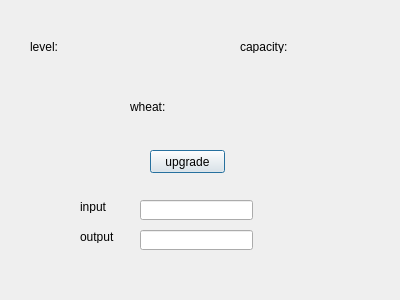
Before: the Qt Designer form dialogsilo.ui in slotfi909/heyDay, drawn with Qt 5.
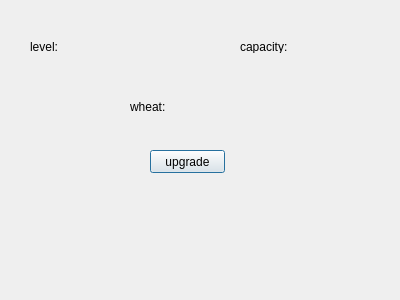
After: the same form once the commit is applied.

Patch:
```diff
--- a/dialogsilo.ui
+++ b/dialogsilo.ui
@@ -104,52 +104,6 @@
     <string>upgrade</string>
    </property>
   </widget>
-  <widget class="QLabel" name="label_7">
-   <property name="geometry">
-    <rect>
-     <x>80</x>
-     <y>200</y>
-     <width>47</width>
-     <height>13</height>
-    </rect>
-   </property>
-   <property name="text">
-    <string>input</string>
-   </property>
-  </widget>
-  <widget class="QLabel" name="label_8">
-   <property name="geometry">
-    <rect>
-     <x>80</x>
-     <y>230</y>
-     <width>47</width>
-     <height>13</height>
-    </rect>
-   </property>
-   <property name="text">
-    <string>output</string>
-   </property>
-  </widget>
-  <widget class="QLineEdit" name="lineEdit">
-   <property name="geometry">
-    <rect>
-     <x>140</x>
-     <y>200</y>
-     <width>113</width>
-     <height>20</height>
-    </rect>
-   </property>
-  </widget>
-  <widget class="QLineEdit" name="lineEdit_2">
-   <property name="geometry">
-    <rect>
-     <x>140</x>
-     <y>230</y>
-     <width>113</width>
-     <height>20</height>
-    </rect>
-   </property>
-  </widget>
  </widget>
  <resources/>
  <connections/>
```
